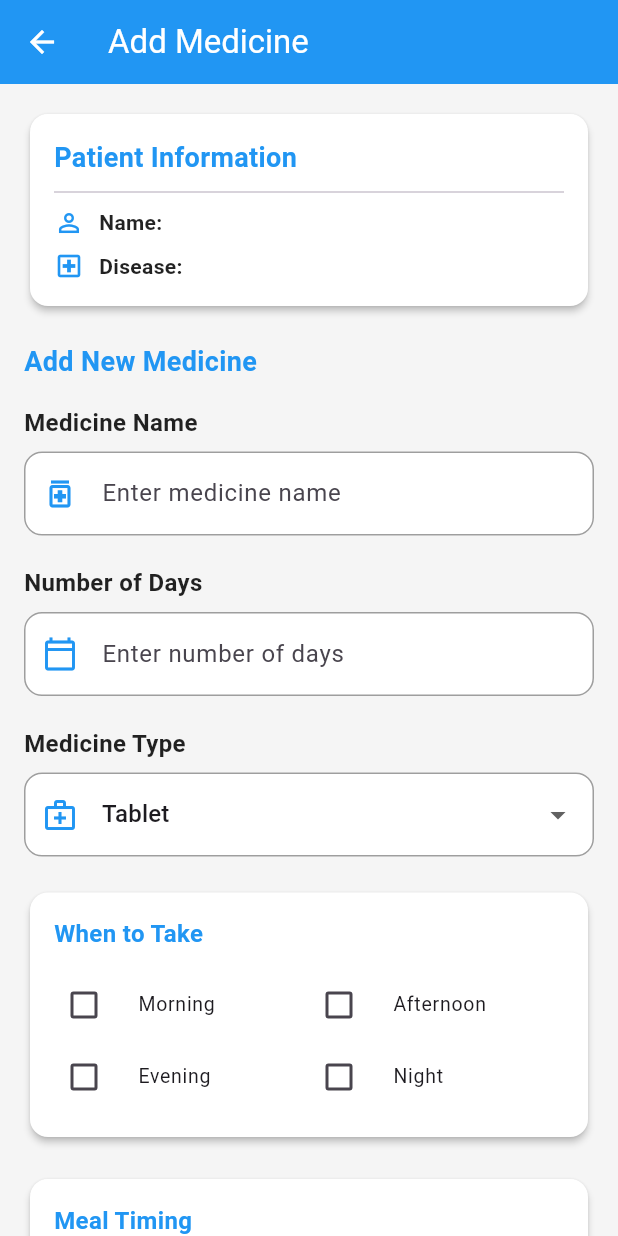
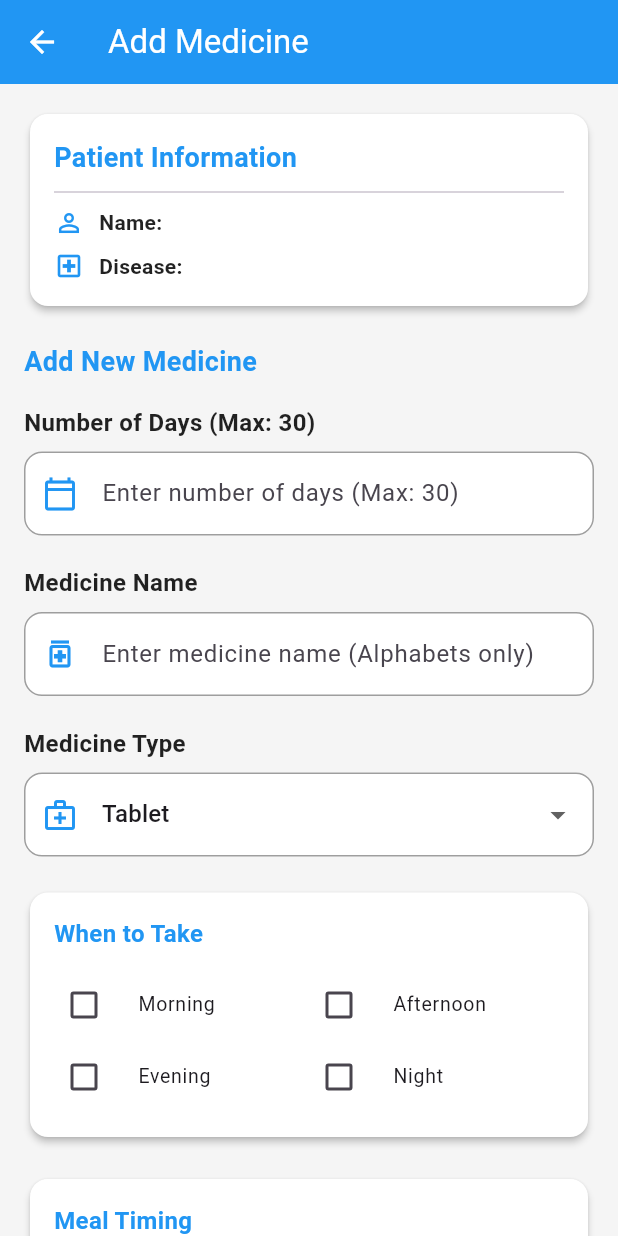
Before and after one commit to SarvaiyaPrashant2242005/patient-management-system, a Flutter app: the MedicineScreen screen opened directly with empty values, on a phone screen of 412 x 824 dp. Run offline on Flutter 3.47's test engine with Material 3 defaults, Android fonts, the phone set to English and light mode, and no system bars; our stand-ins replace flutter_typeahead, image_picker, shared_preferences; accounts and stored records are empty.

Commit message:
validation on fields of medicine screen is done.

```diff
--- a/Patient_Management_System_Doctor/patient_management_system/lib/app/modules/home/views/medicine_screen.dart
+++ b/Patient_Management_System_Doctor/patient_management_system/lib/app/modules/home/views/medicine_screen.dart
@@ -5,7 +5,6 @@ import 'package:patient_management_system/app/data/providers/medicine_provider.d
 import 'package:provider/provider.dart';
 import 'package:shared_preferences/shared_preferences.dart';
 import 'prescription_screen.dart';
-
 
 class MedicineScreen extends StatefulWidget {
   final Map<String, dynamic> checkupData;
@@ -154,12 +153,23 @@ void _handleAddMedicine() {
       );
 
       // Prepare complete checkup data with medicines
+      // Calculate payment amount based on total days * clinic charges
+      final clinicCharges =
+          double.tryParse(widget.checkupData['clinicCharges'].toString()) ?? 0;
+      final totalDays = _addedMedicines.fold<int>(0, (sum, medicine) {
+        final days = int.tryParse(medicine['days']?.toString() ?? '0') ?? 0;
+        return sum + days;
+      });
+      final paymentAmount = totalDays * clinicCharges;
+
       // Prepare complete checkup data with medicines
       final completeCheckupData = {
-  'patientId': widget.checkupData['patientId'].toString(), // Convert to String
+        'patientId': widget.checkupData['patientId']
+            .toString(), // Convert to String
         'patientName': widget.checkupData['patientName'],
         'patientMobile': widget.checkupData['patientMobile'],
-  'patientAge': widget.checkupData['patientAge']?.toString(), // Handle null safely
+        'patientAge': widget.checkupData['patientAge']
+            ?.toString(), // Handle null safely
         'patientGender': widget.checkupData['patientGender'],
         'dateTime': widget.checkupData['dateTime'],
         'symptoms': widget.checkupData['symptoms'],
@@ -167,13 +177,16 @@ final completeCheckupData = {
         'diagnosis': widget.checkupData['disease'],
         'clinicName': widget.checkupData['clinicName'],
         'clinicCharges': widget.checkupData['clinicCharges'].toString(),
-  'totalAmount': widget.checkupData['clinicCharges'].toString(),
+        'totalAmount': paymentAmount.toString(),
+        'paymentAmount': paymentAmount.toString(),
         'medicines': _addedMedicines,
         'doctorName': doctorName,
       };
       print('Debug checkupData types:');
       print('patientAge type: ${widget.checkupData['patientAge'].runtimeType}');
-  print('clinicCharges type: ${widget.checkupData['clinicCharges'].runtimeType}');
+      print(
+        'clinicCharges type: ${widget.checkupData['clinicCharges'].runtimeType}',
+      );
       print('Complete checkup data: $completeCheckupData');
       print('Medicines data: $_addedMedicines');
       print('Saving complete checkup data: $completeCheckupData');
@@ -221,21 +234,14 @@ final medicinesSaved = await medicineProvider.addMultipleMedicines(
           const SnackBar(
             content: Text('Prescription saved successfully!'),
             backgroundColor: Colors.green,
+            duration: Duration(seconds: 2),
           ),
         );
 
-        // Navigate to Prescription Screen
-        final clinicCharges = widget.checkupData['clinicCharges'] ?? '500';
-        Navigator.push(
+        // Navigate back to clinic page
+        Navigator.of(
           context,
-          MaterialPageRoute(
-            builder: (context) => PrescriptionScreen(
-              checkupData: widget.checkupData,
-              medicines: _addedMedicines,
-              clinicCharges: clinicCharges,
-            ),
-          ),
-        );
+        ).popUntil((route) => route.settings.name == '/clinic');
       } else {
         ScaffoldMessenger.of(context).showSnackBar(
           SnackBar(
@@ -243,21 +249,14 @@ final medicinesSaved = await medicineProvider.addMultipleMedicines(
               medicineProvider.errorMessage ?? 'Failed to save medicines',
             ),
             backgroundColor: Colors.orange,
+            duration: const Duration(seconds: 2),
           ),
         );
 
-        // Still navigate to prescription screen as prescription was saved
-        final clinicCharges = widget.checkupData['clinicCharges'] ?? '500';
-        Navigator.push(
+        // Still navigate back to clinic page as prescription was saved
+        Navigator.of(
           context,
-          MaterialPageRoute(
-            builder: (context) => PrescriptionScreen(
-              checkupData: widget.checkupData,
-              medicines: _addedMedicines,
-              clinicCharges: clinicCharges,
-            ),
-          ),
-        );
+        ).popUntil((route) => route.settings.name == '/clinic');
       }
     } catch (e) {
       print('Error in _handleFinish: $e');
@@ -393,51 +392,9 @@ final medicinesSaved = await medicineProvider.addMultipleMedicines(
               ),
               const SizedBox(height: 16),
 
-              // Medicine Name Field
+              // Days Field (moved to top for clarity)
               const Text(
-                'Medicine Name',
-                style: TextStyle(
-                  fontSize: 16,
-                  fontWeight: FontWeight.bold,
-                  color: Colors.black87,
-                ),
-              ),
-              const SizedBox(height: 8),
-              TextFormField(
-                controller: _medicineNameController,
-                textCapitalization: TextCapitalization.words,
-                decoration: InputDecoration(
-                  hintText: 'Enter medicine name',
-                  prefixIcon: const Icon(
-                    Icons.medication_outlined,
-                    color: Colors.blue,
-                  ),
-                  border: OutlineInputBorder(
-                    borderRadius: BorderRadius.circular(12),
-                  ),
-                  enabledBorder: OutlineInputBorder(
-                    borderRadius: BorderRadius.circular(12),
-                    borderSide: const BorderSide(color: Colors.grey),
-                  ),
-                  focusedBorder: OutlineInputBorder(
-                    borderRadius: BorderRadius.circular(12),
-                    borderSide: const BorderSide(color: Colors.blue, width: 2),
-                  ),
-                  filled: true,
-                  fillColor: Colors.white,
-                ),
-                validator: (value) {
-                  if (value == null || value.trim().isEmpty) {
-                    return 'Please enter medicine name';
-                  }
-                  return null;
-                },
-              ),
-              const SizedBox(height: 20),
-
-              // Days Field
-              const Text(
-                'Number of Days',
+                'Number of Days (Max: 30)',
                 style: TextStyle(
                   fontSize: 16,
                   fontWeight: FontWeight.bold,
@@ -448,9 +405,12 @@ final medicinesSaved = await medicineProvider.addMultipleMedicines(
               TextFormField(
                 controller: _daysController,
                 keyboardType: TextInputType.number,
-                inputFormatters: [FilteringTextInputFormatter.digitsOnly],
+                inputFormatters: [
+                  FilteringTextInputFormatter.digitsOnly,
+                  LengthLimitingTextInputFormatter(2),
+                ],
                 decoration: InputDecoration(
-                  hintText: 'Enter number of days',
+                  hintText: 'Enter number of days (Max: 30)',
                   prefixIcon: const Icon(
                     Icons.calendar_today_outlined,
                     color: Colors.blue,
@@ -476,6 +436,57 @@ final medicinesSaved = await medicineProvider.addMultipleMedicines(
                   final days = int.tryParse(value);
                   if (days == null || days <= 0) {
                     return 'Please enter a valid number';
+                  }
+                  if (days > 30) {
+                    return 'Days cannot exceed 30';
+                  }
+                  return null;
+                },
+              ),
+              const SizedBox(height: 20),
+
+              // Medicine Name Field
+              const Text(
+                'Medicine Name',
+                style: TextStyle(
+                  fontSize: 16,
+                  fontWeight: FontWeight.bold,
+                  color: Colors.black87,
+                ),
+              ),
+              const SizedBox(height: 8),
+              TextFormField(
+                controller: _medicineNameController,
+                textCapitalization: TextCapitalization.words,
+                inputFormatters: [
+                  FilteringTextInputFormatter.allow(RegExp(r'[a-zA-Z ]')),
+                ],
+                decoration: InputDecoration(
+                  hintText: 'Enter medicine name (Alphabets only)',
+                  prefixIcon: const Icon(
+                    Icons.medication_outlined,
+                    color: Colors.blue,
+                  ),
+                  border: OutlineInputBorder(
+                    borderRadius: BorderRadius.circular(12),
+                  ),
+                  enabledBorder: OutlineInputBorder(
+                    borderRadius: BorderRadius.circular(12),
+                    borderSide: const BorderSide(color: Colors.grey),
+                  ),
+                  focusedBorder: OutlineInputBorder(
+                    borderRadius: BorderRadius.circular(12),
+                    borderSide: const BorderSide(color: Colors.blue, width: 2),
+                  ),
+                  filled: true,
+                  fillColor: Colors.white,
+                ),
+                validator: (value) {
+                  if (value == null || value.trim().isEmpty) {
+                    return 'Please enter medicine name';
+                  }
+                  if (!RegExp(r'^[a-zA-Z ]+$').hasMatch(value.trim())) {
+                    return 'Only alphabets and spaces allowed';
                   }
                   return null;
                 },
@@ -847,10 +858,14 @@ final medicinesSaved = await medicineProvider.addMultipleMedicines(
   Widget _buildMedicineCard(Map<String, dynamic> medicine, int index) {
     // Build timing string
     List<String> timings = [];
-  if (medicine['morning'] == true || medicine['morning'] == 1) timings.add('Morning');
-  if (medicine['afternoon'] == true || medicine['afternoon'] == 1) timings.add('Afternoon');
-  if (medicine['evening'] == true || medicine['evening'] == 1) timings.add('Evening');
-  if (medicine['night'] == true || medicine['night'] == 1) timings.add('Night');
+    if (medicine['morning'] == true || medicine['morning'] == 1)
+      timings.add('Morning');
+    if (medicine['afternoon'] == true || medicine['afternoon'] == 1)
+      timings.add('Afternoon');
+    if (medicine['evening'] == true || medicine['evening'] == 1)
+      timings.add('Evening');
+    if (medicine['night'] == true || medicine['night'] == 1)
+      timings.add('Night');
     final timingStr = timings.join(', ');
 
     return Card(
```
Lines whose indentation alone changed are shown as unchanged.
